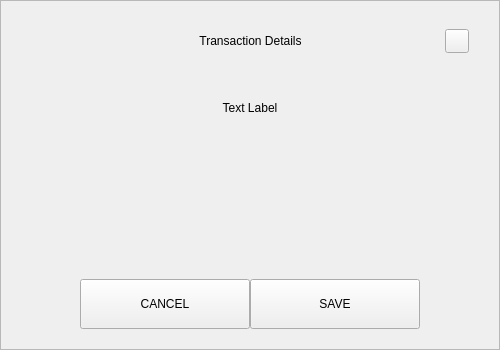
Old version of the form src/qt/forms/defaultdialog.ui in the repository eons-finance/ALQO.
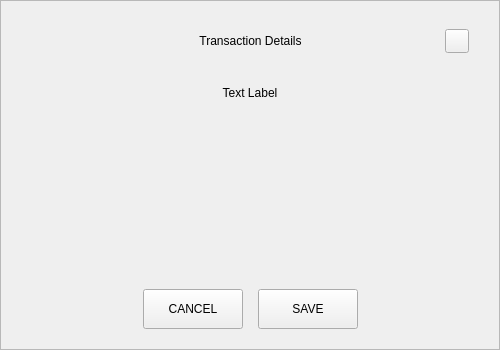
New version of the form.

```diff
--- a/src/qt/forms/defaultdialog.ui
+++ b/src/qt/forms/defaultdialog.ui
@@ -42,7 +42,7 @@
      </property>
      <layout class="QVBoxLayout" name="verticalLayout_2">
       <property name="spacing">
-       <number>0</number>
+       <number>25</number>
       </property>
       <property name="leftMargin">
        <number>30</number>
@@ -136,24 +136,11 @@
         </item>
        </layout>
       </item>
-      <item>
-       <spacer name="verticalSpacer_2">
-        <property name="orientation">
-         <enum>Qt::Vertical</enum>
-        </property>
-        <property name="sizeType">
-         <enum>QSizePolicy::Fixed</enum>
-        </property>
-        <property name="sizeHint" stdset="0">
-         <size>
-          <width>20</width>
-          <height>40</height>
-         </size>
-        </property>
-       </spacer>
-      </item>
       <item>
        <widget class="QLabel" name="labelMessage">
+        <property name="styleSheet">
+         <string notr="true"/>
+        </property>
         <property name="text">
          <string>Text Label</string>
         </property>
@@ -182,7 +169,10 @@
        </spacer>
       </item>
       <item>
-       <layout class="QHBoxLayout" name="horizontalLayout" stretch="0,3,3,0">
+       <layout class="QHBoxLayout" name="horizontalLayout" stretch="0,0,0,0">
+        <property name="spacing">
+         <number>15</number>
+        </property>
         <item>
          <spacer name="horizontalSpacer11">
           <property name="orientation">
@@ -200,8 +190,8 @@
          <widget class="QPushButton" name="btnCancel">
           <property name="minimumSize">
            <size>
-            <width>170</width>
-            <height>50</height>
+            <width>100</width>
+            <height>40</height>
            </size>
           </property>
           <property name="maximumSize">
@@ -219,8 +209,8 @@
          <widget class="QPushButton" name="btnSave">
           <property name="minimumSize">
            <size>
-            <width>170</width>
-            <height>50</height>
+            <width>100</width>
+            <height>40</height>
            </size>
           </property>
           <property name="maximumSize">
```
